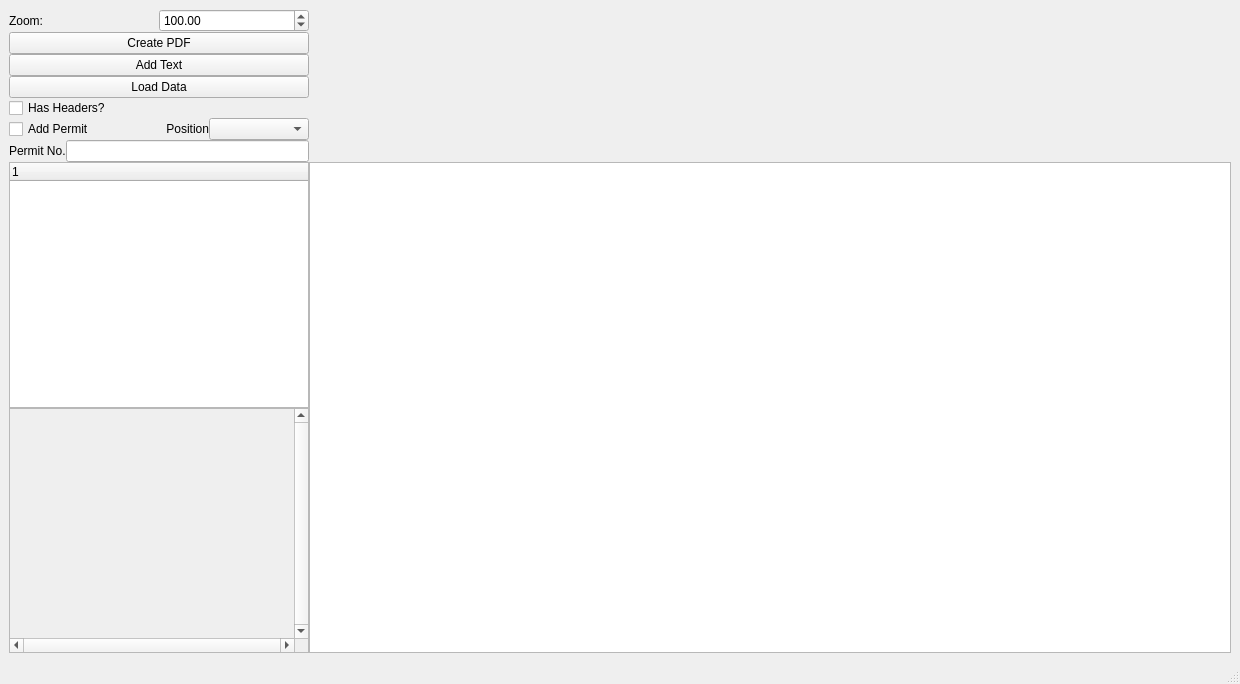
Qt form LabelDesigner.ui (marvin939/label-designer) before a commit.
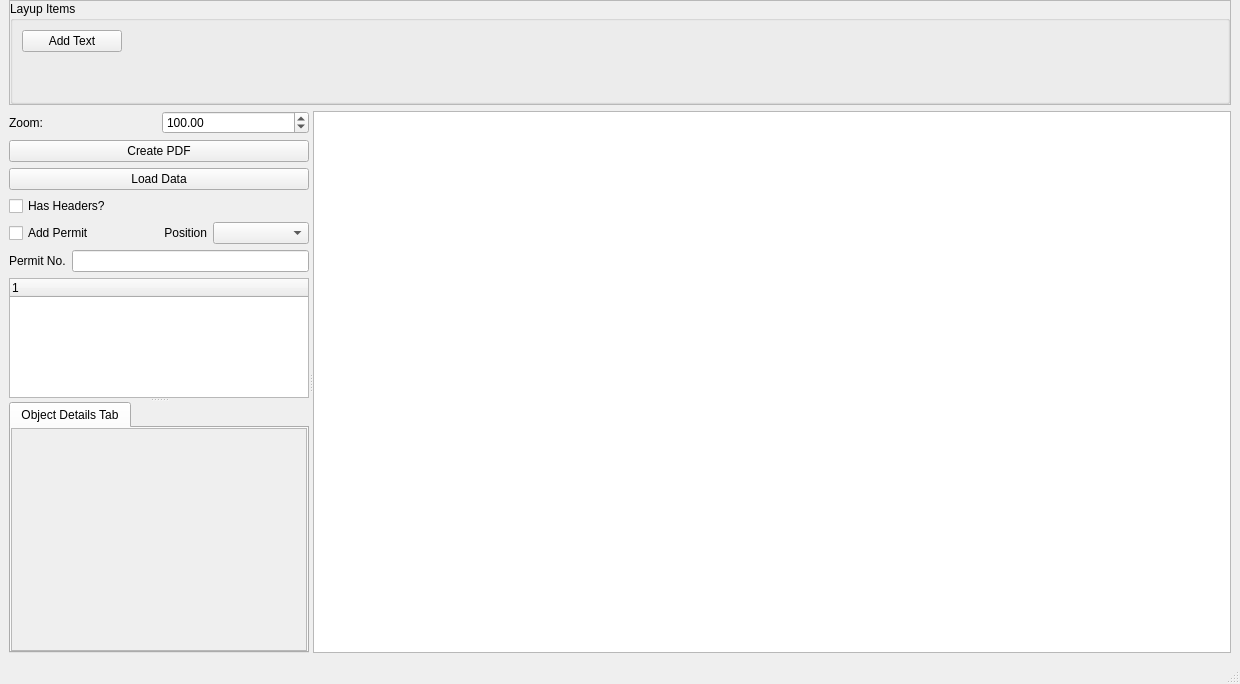
The same form after that commit. Custom widgets are drawn as their Qt base class.

Commit message: Added ability to resize editing area and panels, as well as changing way items can be added

Patch:
```diff
--- a/LabelDesigner.ui
+++ b/LabelDesigner.ui
@@ -14,11 +14,123 @@
    <string>MainWindow</string>
   </property>
   <widget class="QWidget" name="centralwidget">
-   <layout class="QGridLayout" name="gridLayout_2" columnstretch="0,1">
+   <layout class="QVBoxLayout" name="verticalLayout_4">
+    <property name="topMargin">
+     <number>0</number>
+    </property>
+    <item>
+     <widget class="QFrame" name="frame">
+      <property name="sizePolicy">
+       <sizepolicy hsizetype="Preferred" vsizetype="Minimum">
+        <horstretch>0</horstretch>
+        <verstretch>0</verstretch>
+       </sizepolicy>
+      </property>
+      <property name="frameShape">
+       <enum>QFrame::StyledPanel</enum>
+      </property>
+      <property name="frameShadow">
+       <enum>QFrame::Raised</enum>
+      </property>
+      <layout class="QHBoxLayout" name="horizontalLayout_4">
     <property name="spacing">
      <number>0</number>
     </property>
+       <property name="margin">
+        <number>0</number>
+       </property>
+       <item>
+        <widget class="QGroupBox" name="groupBox">
+         <property name="sizePolicy">
+          <sizepolicy hsizetype="Preferred" vsizetype="Maximum">
+           <horstretch>0</horstretch>
+           <verstretch>0</verstretch>
+          </sizepolicy>
+         </property>
+         <property name="minimumSize">
+          <size>
+           <width>0</width>
+           <height>100</height>
+          </size>
+         </property>
+         <property name="maximumSize">
+          <size>
+           <width>16777215</width>
+           <height>16777215</height>
+          </size>
+         </property>
+         <property name="title">
+          <string>Layup Items</string>
+         </property>
+         <layout class="QGridLayout" name="gridLayout_2">
     <item row="0" column="0">
+           <widget class="QPushButton" name="addText">
+            <property name="sizePolicy">
+             <sizepolicy hsizetype="Maximum" vsizetype="Fixed">
+              <horstretch>0</horstretch>
+              <verstretch>0</verstretch>
+             </sizepolicy>
+            </property>
+            <property name="minimumSize">
+             <size>
+              <width>100</width>
+              <height>0</height>
+             </size>
+            </property>
+            <property name="text">
+             <string>Add Text</string>
+            </property>
+            <property name="checkable">
+             <bool>true</bool>
+            </property>
+           </widget>
+          </item>
+          <item row="0" column="1">
+           <spacer name="horizontalSpacer">
+            <property name="orientation">
+             <enum>Qt::Horizontal</enum>
+            </property>
+            <property name="sizeHint" stdset="0">
+             <size>
+              <width>40</width>
+              <height>20</height>
+             </size>
+            </property>
+           </spacer>
+          </item>
+          <item row="1" column="0">
+           <spacer name="verticalSpacer">
+            <property name="orientation">
+             <enum>Qt::Vertical</enum>
+            </property>
+            <property name="sizeHint" stdset="0">
+             <size>
+              <width>20</width>
+              <height>40</height>
+             </size>
+            </property>
+           </spacer>
+          </item>
+         </layout>
+        </widget>
+       </item>
+      </layout>
+     </widget>
+    </item>
+    <item>
+     <widget class="QSplitter" name="splitter_2">
+      <property name="sizePolicy">
+       <sizepolicy hsizetype="Preferred" vsizetype="Preferred">
+        <horstretch>0</horstretch>
+        <verstretch>1</verstretch>
+       </sizepolicy>
+      </property>
+      <property name="orientation">
+       <enum>Qt::Horizontal</enum>
+      </property>
+      <widget class="QWidget" name="">
+       <layout class="QVBoxLayout" name="verticalLayout_3">
+        <item>
      <layout class="QGridLayout" name="gridLayout">
       <item row="0" column="0">
        <layout class="QHBoxLayout" name="horizontalLayout">
@@ -58,13 +170,6 @@
        </widget>
       </item>
       <item row="2" column="0">
-       <widget class="QPushButton" name="addTextBtn">
-        <property name="text">
-         <string>Add Text</string>
-        </property>
-       </widget>
-      </item>
-      <item row="3" column="0">
        <widget class="QPushButton" name="loadData">
         <property name="text">
          <string>Load Data</string>
@@ -73,17 +178,7 @@
       </item>
      </layout>
     </item>
-    <item row="4" column="1" rowspan="2">
-     <layout class="QVBoxLayout" name="previewLayout">
-      <property name="sizeConstraint">
-       <enum>QLayout::SetNoConstraint</enum>
-      </property>
       <item>
-       <widget class="ZoomGraphicsView" name="graphicsView"/>
-      </item>
-     </layout>
-    </item>
-    <item row="1" column="0">
      <widget class="QCheckBox" name="headersCheck">
       <property name="layoutDirection">
        <enum>Qt::LeftToRight</enum>
@@ -93,7 +188,7 @@
       </property>
      </widget>
     </item>
-    <item row="2" column="0">
+        <item>
      <layout class="QHBoxLayout" name="horizontalLayout_2">
       <item>
        <widget class="QCheckBox" name="permitCheck">
@@ -117,16 +212,7 @@
       </item>
      </layout>
     </item>
-    <item row="4" column="0">
-     <widget class="QTreeWidget" name="itemList">
-      <column>
-       <property name="text">
-        <string notr="true">1</string>
-       </property>
-      </column>
-     </widget>
-    </item>
-    <item row="3" column="0">
+        <item>
      <layout class="QHBoxLayout" name="horizontalLayout_3">
       <item>
        <widget class="QLabel" name="label_3">
@@ -150,12 +236,41 @@
       </item>
      </layout>
     </item>
-    <item row="5" column="0">
-     <widget class="QScrollArea" name="scrollArea">
+        <item>
+         <widget class="QSplitter" name="splitter">
       <property name="sizePolicy">
-       <sizepolicy hsizetype="Minimum" vsizetype="Expanding">
+           <sizepolicy hsizetype="Preferred" vsizetype="Preferred">
         <horstretch>0</horstretch>
-        <verstretch>0</verstretch>
+            <verstretch>1</verstretch>
+           </sizepolicy>
+          </property>
+          <property name="orientation">
+           <enum>Qt::Vertical</enum>
+          </property>
+          <widget class="QTreeWidget" name="itemList">
+           <property name="sizePolicy">
+            <sizepolicy hsizetype="Preferred" vsizetype="Preferred">
+             <horstretch>0</horstretch>
+             <verstretch>1</verstretch>
+            </sizepolicy>
+           </property>
+           <property name="baseSize">
+            <size>
+             <width>0</width>
+             <height>100</height>
+            </size>
+           </property>
+           <column>
+            <property name="text">
+             <string notr="true">1</string>
+            </property>
+           </column>
+          </widget>
+          <widget class="QTabWidget" name="tabWidget">
+           <property name="sizePolicy">
+            <sizepolicy hsizetype="Expanding" vsizetype="Preferred">
+             <horstretch>0</horstretch>
+             <verstretch>4</verstretch>
        </sizepolicy>
       </property>
       <property name="minimumSize">
@@ -164,11 +279,33 @@
         <height>0</height>
        </size>
       </property>
-      <property name="verticalScrollBarPolicy">
-       <enum>Qt::ScrollBarAlwaysOn</enum>
-      </property>
-      <property name="horizontalScrollBarPolicy">
-       <enum>Qt::ScrollBarAlwaysOn</enum>
+           <property name="baseSize">
+            <size>
+             <width>0</width>
+             <height>500</height>
+            </size>
+           </property>
+           <property name="currentIndex">
+            <number>0</number>
+           </property>
+           <widget class="QWidget" name="detailsTab">
+            <attribute name="title">
+             <string>Object Details Tab</string>
+            </attribute>
+            <layout class="QVBoxLayout" name="verticalLayout">
+             <property name="spacing">
+              <number>0</number>
+             </property>
+             <property name="margin">
+              <number>0</number>
+             </property>
+             <item>
+              <widget class="QScrollArea" name="scrollArea">
+               <property name="sizePolicy">
+                <sizepolicy hsizetype="Preferred" vsizetype="Preferred">
+                 <horstretch>0</horstretch>
+                 <verstretch>0</verstretch>
+                </sizepolicy>
       </property>
       <property name="widgetResizable">
        <bool>true</bool>
@@ -178,16 +315,19 @@
         <rect>
          <x>0</x>
          <y>0</y>
-         <width>281</width>
-         <height>207</height>
-        </rect>
-       </property>
-       <layout class="QVBoxLayout" name="verticalLayout">
+                  <width>292</width>
+                  <height>205</height>
+                 </rect>
+                </property>
+                <layout class="QVBoxLayout" name="verticalLayout_2">
         <item>
          <layout class="QFormLayout" name="objectProperties">
           <property name="sizeConstraint">
            <enum>QLayout::SetMinimumSize</enum>
           </property>
+                   <property name="fieldGrowthPolicy">
+                    <enum>QFormLayout::AllNonFixedFieldsGrow</enum>
+                   </property>
          </layout>
         </item>
        </layout>
@@ -195,6 +335,28 @@
      </widget>
     </item>
    </layout>
+           </widget>
+          </widget>
+         </widget>
+        </item>
+       </layout>
+      </widget>
+      <widget class="ZoomGraphicsView" name="graphicsView">
+       <property name="sizePolicy">
+        <sizepolicy hsizetype="Expanding" vsizetype="Expanding">
+         <horstretch>1</horstretch>
+         <verstretch>0</verstretch>
+        </sizepolicy>
+       </property>
+      </widget>
+     </widget>
+    </item>
+   </layout>
+   <zorder>headersCheck</zorder>
+   <zorder>splitter</zorder>
+   <zorder>graphicsView</zorder>
+   <zorder>graphicsView</zorder>
+   <zorder>frame</zorder>
   </widget>
   <widget class="QMenuBar" name="menubar">
    <property name="geometry">
```
Lines whose indentation alone changed are shown as unchanged. The commit also changes 4 other files.
